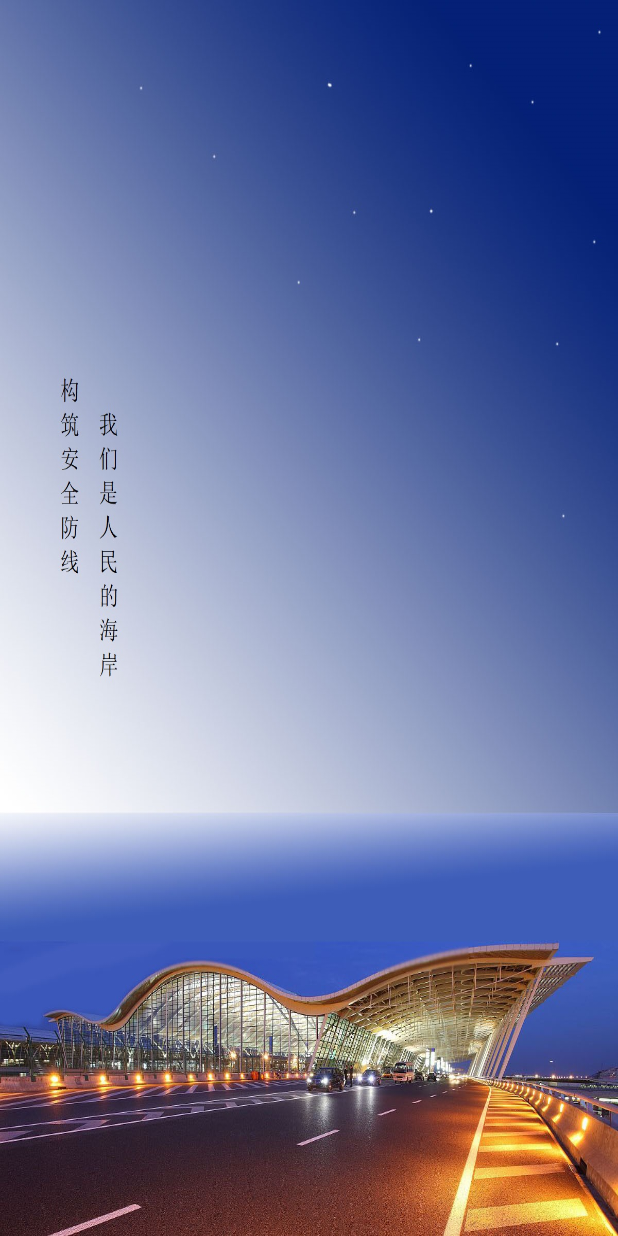
After one commit to HicoderDR/HLAPP, an Android app: the StartActivity screen opened directly, with no data from a screen before it, on a phone screen of 412 x 824 dp. The commit adds this screen. Run offline under Robolectric (Android 15) with nearby library versions, the phone set to English and light mode, and no system bars.

Commit message:
加入了启动页

```diff
--- a/app/src/main/java/com/example/jsrgjhl/hlapp/MainActivity.java
+++ b/app/src/main/java/com/example/jsrgjhl/hlapp/MainActivity.java
@@ -106,7 +106,7 @@ public class MainActivity extends AppCompatActivity implements LocationSource, A
         //mLocationOption.setLocationMode(AMapLocationClientOption.AMapLocationMode.Device_Sensors);
         // SDK默认采用连续定位模式，时间间隔2000ms
         // 设置定位间隔，单位毫秒，默认为2000ms，最低1000ms。
-        mLocationOption.setInterval(3000);
+        mLocationOption.setInterval(30000);
         // 设置定位同时是否需要返回地址描述
         //设置是否返回地址信息（默认返回地址信息）
         mLocationOption.setNeedAddress(true);
--- /dev/null
+++ b/app/src/main/java/com/example/jsrgjhl/hlapp/StartActivity.java
@@ -0,0 +1,26 @@
+package com.example.jsrgjhl.hlapp;
+
+import android.content.Intent;
+import android.os.Bundle;
+import android.support.v7.app.AppCompatActivity;
+
+public class StartActivity extends AppCompatActivity {
+
+    private  final int SPLASH_DISPLAY_LENGHT = 4000;//4秒后进入系统，时间可自行调整
+
+    @Override
+    protected void onCreate(Bundle savedInstanceState) {
+        super.onCreate(savedInstanceState);
+        setContentView(R.layout.activity_start);
+
+        new android.os.Handler().postDelayed(new Runnable() {
+            @Override
+            public void run() {
+                Intent mainIntent = new Intent(StartActivity.this,MainActivity.class);
+                StartActivity.this.startActivity(mainIntent);
+                StartActivity.this.finish();
+            }
+        },SPLASH_DISPLAY_LENGHT);
+
+    }
+}
--- /dev/null
+++ b/app/src/main/res/layout/activity_start.xml
@@ -0,0 +1,19 @@
+<?xml version="1.0" encoding="utf-8"?>
+<android.support.constraint.ConstraintLayout xmlns:android="http://schemas.android.com/apk/res/android"
+xmlns:app="http://schemas.android.com/apk/res-auto"
+xmlns:tools="http://schemas.android.com/tools"
+android:layout_width="match_parent"
+android:layout_height="match_parent"
+tools:context=".StartActivity">
+
+<ImageView
+    android:id="@+id/imageView"
+    android:layout_width="wrap_content"
+    android:layout_height="wrap_content"
+    android:scaleType="fitXY"
+    app:layout_constraintBottom_toBottomOf="parent"
+    app:layout_constraintEnd_toEndOf="parent"
+    app:layout_constraintStart_toStartOf="parent"
+    app:layout_constraintTop_toTopOf="parent"
+    app:srcCompat="@mipmap/jj1" />
+</android.support.constraint.ConstraintLayout>
--- a/app/src/main/res/values/styles.xml
+++ b/app/src/main/res/values/styles.xml
@@ -1,7 +1,7 @@
 <resources>
 
     <!-- Base application theme. -->
-    <style name="AppTheme" parent="Theme.AppCompat.Light.DarkActionBar">
+    <style name="AppTheme" parent="Theme.AppCompat.Light.NoActionBar">
         <!-- Customize your theme here. -->
         <item name="colorPrimary">@color/colorPrimary</item>
         <item name="colorPrimaryDark">@color/colorPrimaryDark</item>
```
Also changed, not shown: app/src/main/AndroidManifest.xml (+7 -1 lines), app/src/main/res/layout/avtivity_login.xml (added, +8 -0 lines), app/gradle/wrapper/gradle-wrapper.properties (added), app/src/main/res/mipmap-hdpi/jj.jpg (added), app/src/main/res/mipmap-hdpi/jj1.jpg (added), 4 other files.
